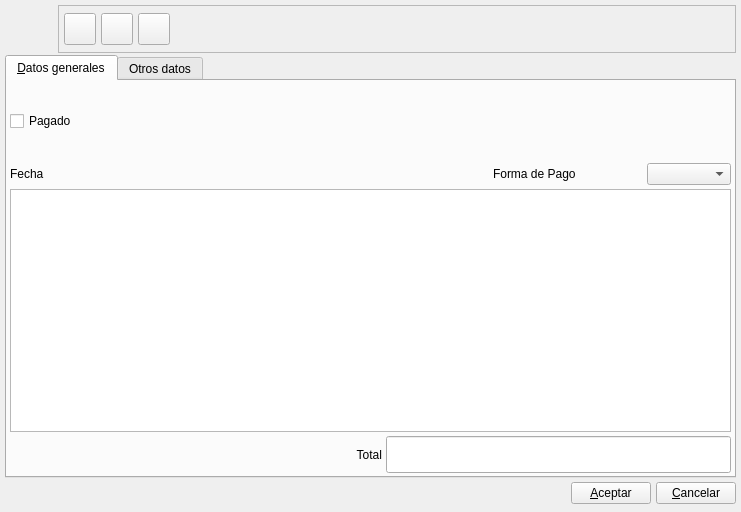
Above: bulmages/bulmafact/plugins/pluginbf_recibo/recibobase.ui from eboladev/Bulmages-1 before the change. Below: the same form after it.
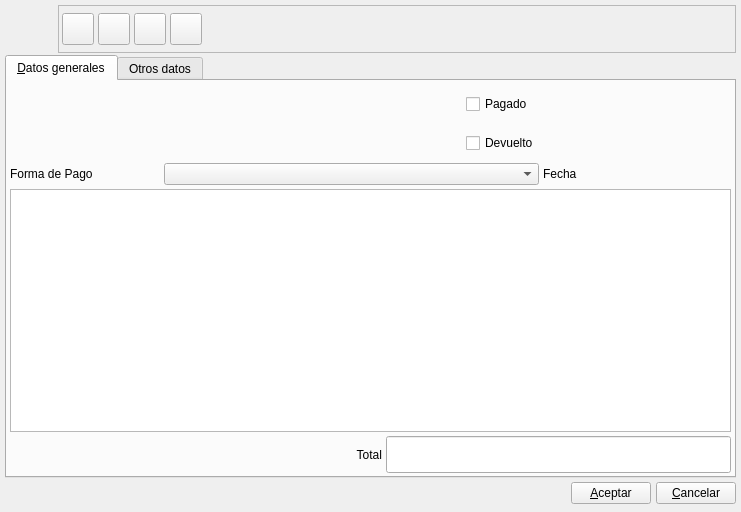
That is the form after the change. Icons and pictures are not drawn. Custom widgets are drawn as their Qt base class.

Commit message: Hago que se puedan reemitir (solo en fapacges) recibos impagados con un suplemento, arreglo algunas traducciones

What changed in the file:
```diff
--- a/bulmages/bulmafact/plugins/pluginbf_recibo/recibobase.ui
+++ b/bulmages/bulmafact/plugins/pluginbf_recibo/recibobase.ui
@@ -72,13 +72,7 @@
        <property name="frameShadow">
         <enum>QFrame::Raised</enum>
        </property>
-       <layout class="QHBoxLayout">
-        <property name="spacing">
-         <number>5</number>
-        </property>
-        <property name="margin">
-         <number>5</number>
-        </property>
+       <layout class="QHBoxLayout" name="horizontalLayout_4">
         <item>
          <widget class="QToolButton" name="mui_guardar">
           <property name="minimumSize">
@@ -193,6 +187,44 @@
           </property>
          </widget>
         </item>
+        <item>
+         <widget class="QToolButton" name="mui_reemitir">
+          <property name="minimumSize">
+           <size>
+            <width>32</width>
+            <height>32</height>
+           </size>
+          </property>
+          <property name="maximumSize">
+           <size>
+            <width>32</width>
+            <height>32</height>
+           </size>
+          </property>
+          <property name="toolTip">
+           <string>Reemitir Recibo</string>
+          </property>
+          <property name="whatsThis">
+           <string>Reemitir Recibo</string>
+          </property>
+          <property name="text">
+           <string/>
+          </property>
+          <property name="icon">
+           <iconset resource="../../../bulmages.qrc">
+            <normaloff>:/Images/client-delivery-note-to-invoice.png</normaloff>:/Images/client-delivery-note-to-invoice.png</iconset>
+          </property>
+          <property name="iconSize">
+           <size>
+            <width>32</width>
+            <height>32</height>
+           </size>
+          </property>
+          <property name="shortcut">
+           <string>Ctrl+I</string>
+          </property>
+         </widget>
+        </item>
         <item>
          <spacer>
           <property name="orientation">
@@ -227,14 +259,7 @@
        <string>&amp;Datos generales</string>
       </attribute>
       <layout class="QGridLayout" name="gridLayout">
-       <item row="0" column="0">
-        <widget class="QCheckBox" name="mui_pagadorecibo">
-         <property name="text">
-          <string>Pagado</string>
-         </property>
-        </widget>
-       </item>
-       <item row="0" column="1" colspan="2">
+       <item row="0" column="0" rowspan="2">
         <widget class="BlSearchWidget" name="mui_idcliente" native="true">
          <property name="sizePolicy">
           <sizepolicy hsizetype="Expanding" vsizetype="Preferred">
@@ -250,7 +275,47 @@
          </property>
         </widget>
        </item>
-       <item row="1" column="0" colspan="2">
+       <item row="0" column="1">
+        <widget class="QCheckBox" name="mui_pagadorecibo">
+         <property name="text">
+          <string>Pagado</string>
+         </property>
+        </widget>
+       </item>
+       <item row="1" column="1">
+        <widget class="QCheckBox" name="mui_devueltorecibo">
+         <property name="text">
+          <string>Devuelto</string>
+         </property>
+        </widget>
+       </item>
+       <item row="2" column="0" colspan="2">
+        <layout class="QHBoxLayout" name="horizontalLayout_3">
+         <item>
+          <widget class="QLabel" name="label_2">
+           <property name="sizePolicy">
+            <sizepolicy hsizetype="Fixed" vsizetype="Fixed">
+             <horstretch>0</horstretch>
+             <verstretch>0</verstretch>
+            </sizepolicy>
+           </property>
+           <property name="minimumSize">
+            <size>
+             <width>150</width>
+             <height>0</height>
+            </size>
+           </property>
+           <property name="text">
+            <string>Forma de Pago</string>
+           </property>
+          </widget>
+         </item>
+         <item>
+          <widget class="BfBuscarFormaPago" name="mui_idforma_pago"/>
+         </item>
+        </layout>
+       </item>
+       <item row="2" column="2">
         <layout class="QHBoxLayout" name="horizontalLayout">
          <item>
           <widget class="QLabel" name="label_3">
@@ -283,36 +348,10 @@
          </item>
         </layout>
        </item>
-       <item row="1" column="2">
-        <layout class="QHBoxLayout" name="horizontalLayout_3">
-         <item>
-          <widget class="QLabel" name="label_2">
-           <property name="sizePolicy">
-            <sizepolicy hsizetype="Fixed" vsizetype="Fixed">
-             <horstretch>0</horstretch>
-             <verstretch>0</verstretch>
-            </sizepolicy>
-           </property>
-           <property name="minimumSize">
-            <size>
-             <width>150</width>
-             <height>0</height>
-            </size>
-           </property>
-           <property name="text">
-            <string>Forma de Pago</string>
-           </property>
-          </widget>
-         </item>
-         <item>
-          <widget class="BfBuscarFormaPago" name="mui_idforma_pago"/>
-         </item>
-        </layout>
-       </item>
-       <item row="2" column="0" colspan="3">
-        <widget class="BfSubForm" name="mui_list"/>
-       </item>
        <item row="3" column="0" colspan="3">
+        <widget class="BfSubForm" name="mui_list"/>
+       </item>
+       <item row="4" column="0" colspan="3">
         <layout class="QHBoxLayout" name="horizontalLayout_2">
          <item>
           <spacer>
@@ -360,6 +399,12 @@
         </layout>
        </item>
       </layout>
+      <zorder>mui_pagadorecibo</zorder>
+      <zorder>mui_idcliente</zorder>
+      <zorder>mui_list</zorder>
+      <zorder>mui_devueltorecibo</zorder>
+      <zorder>mui_fecharecibo</zorder>
+      <zorder>label_2</zorder>
      </widget>
      <widget class="QWidget" name="tabOtros">
       <attribute name="title">
```
The commit also changes 4 other files.
